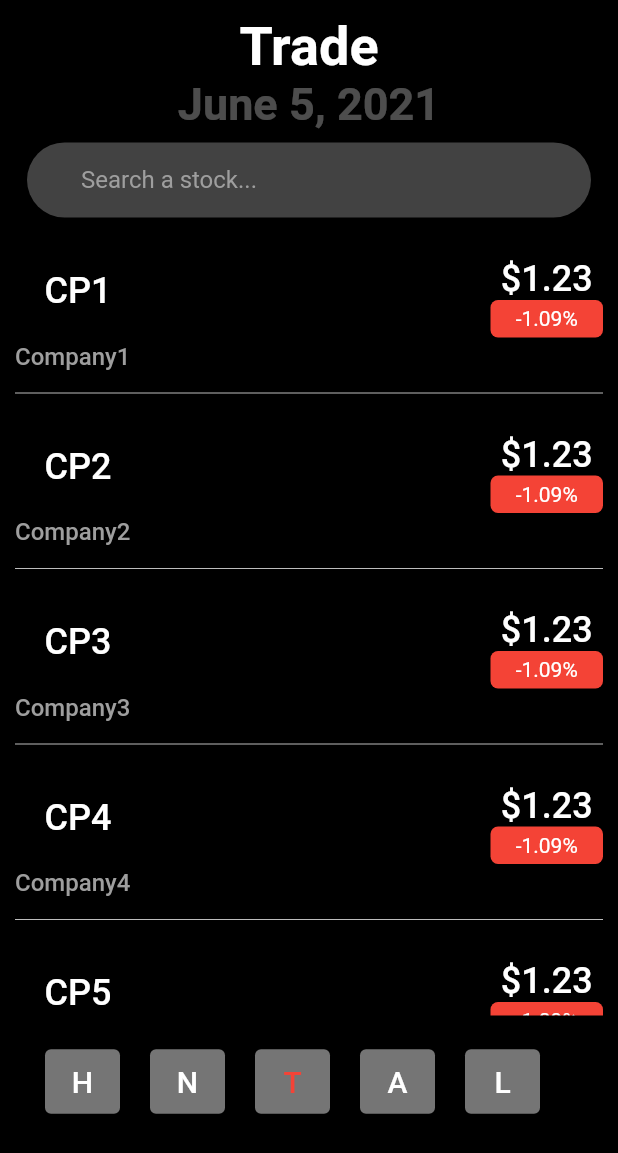
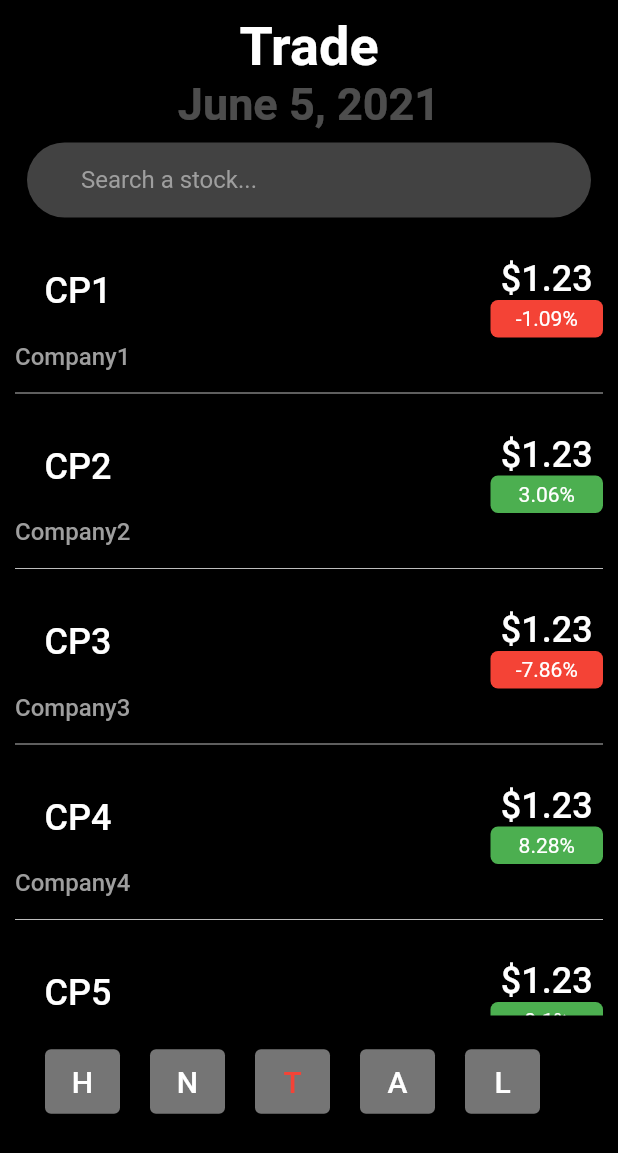
Before and after one commit to Razzorr/stock_simulator, a Flutter app: the TradePage screen opened directly, on a phone screen of 412 x 824 dp. Shown: the top 1153 px of the screen. Run offline on Flutter 3.47's test engine with Material 2 defaults, Android fonts, the phone set to English and light mode, and no system bars.

Commit message:
added data for each buy/sell page, updated rate in stocklist

```diff
--- a/lib/models/stock.dart
+++ b/lib/models/stock.dart
@@ -2,12 +2,14 @@ class Stock {
   final String? symbol;
   final String? company;
   final double? price;
+  final double? rate;
   bool? isPressed;
-  Stock({this.symbol, this.company, this.price, this.isPressed});
+  Stock({this.symbol, this.company, this.price, this.isPressed, this.rate});
 
   String? get companyName => company!;
   String? get symbolName => symbol!;
   double? get stockPrice => price!;
+  double? get ratePercent => rate!;
 
   void setPressed(bool? pressed2) => isPressed = pressed2;
 }
--- a/lib/models/stock_list.dart
+++ b/lib/models/stock_list.dart
@@ -2,16 +2,66 @@ import 'stock.dart';
 
 class StockList2 {
   static List<Stock> stocks = [
-    Stock(company: "Company1", symbol: "CP1", price: 1.23, isPressed: false),
-    Stock(company: "Company2", symbol: "CP2", price: 1.23, isPressed: false),
-    Stock(company: "Company3", symbol: "CP3", price: 1.23, isPressed: false),
-    Stock(company: "Company4", symbol: "CP4", price: 1.23, isPressed: false),
-    Stock(company: "Company5", symbol: "CP5", price: 1.23, isPressed: false),
-    Stock(company: "Company6", symbol: "CP6", price: 1.23, isPressed: false),
-    Stock(company: "Company7", symbol: "CP7", price: 1.23, isPressed: false),
-    Stock(company: "Company8", symbol: "CP8", price: 1.23, isPressed: false),
-    Stock(company: "Company9", symbol: "CP9", price: 1.23, isPressed: false),
-    Stock(company: "Company10", symbol: "CP10", price: 1.23, isPressed: false)
+    Stock(
+        company: "Company1",
+        symbol: "CP1",
+        price: 1.23,
+        isPressed: false,
+        rate: -1.09),
+    Stock(
+        company: "Company2",
+        symbol: "CP2",
+        price: 1.23,
+        isPressed: false,
+        rate: 3.06),
+    Stock(
+        company: "Company3",
+        symbol: "CP3",
+        price: 1.23,
+        isPressed: false,
+        rate: -7.86),
+    Stock(
+        company: "Company4",
+        symbol: "CP4",
+        price: 1.23,
+        isPressed: false,
+        rate: 8.28),
+    Stock(
+        company: "Company5",
+        symbol: "CP5",
+        price: 1.23,
+        isPressed: false,
+        rate: 9.10),
+    Stock(
+        company: "Company6",
+        symbol: "CP6",
+        price: 1.23,
+        isPressed: false,
+        rate: -1.23),
+    Stock(
+        company: "Company7",
+        symbol: "CP7",
+        price: 1.23,
+        isPressed: false,
+        rate: 2.34),
+    Stock(
+        company: "Company8",
+        symbol: "CP8",
+        price: 1.23,
+        isPressed: false,
+        rate: 7.67),
+    Stock(
+        company: "Company9",
+        symbol: "CP9",
+        price: 1.23,
+        isPressed: false,
+        rate: -3.45),
+    Stock(
+        company: "Company10",
+        symbol: "CP10",
+        price: 1.23,
+        isPressed: false,
+        rate: -6.54)
   ];
 
   StockList2(List<Stock> stocks) {
--- a/lib/widgets/stocklist.dart
+++ b/lib/widgets/stocklist.dart
@@ -19,7 +19,7 @@ class StockList extends StatelessWidget {
           var symbol = stock.symbol;
           var company = stock.company;
           var price = stock.price;
-          var randPrice = -1.09;
+          var rate = stock.rate;
           return ListTile(
               contentPadding: EdgeInsets.symmetric(vertical: 3.0),
               title: Column(
@@ -60,12 +60,12 @@ class StockList extends StatelessWidget {
                     child: Container(
                         width: 75,
                         height: 25,
-                        child: Text("$randPrice%",
+                        child: Text("$rate%",
                             style: TextStyle(color: Colors.white)),
                         alignment: Alignment.center,
                         decoration: BoxDecoration(
                           borderRadius: BorderRadius.circular(5),
-                          color: checkColor(randPrice),
+                          color: checkColor(rate),
                         )),
                   )
                 ],
```
Also changed, not shown: lib/pages/buyandsellpage.dart (+41 -4 lines).
